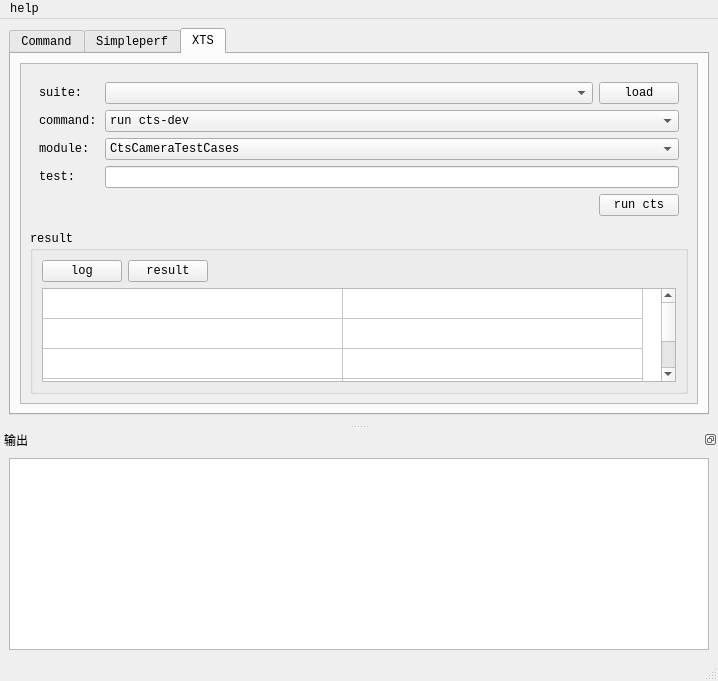
Above: mainwindow.ui from zuoVision/Qt before the change. Below: the same form after it.
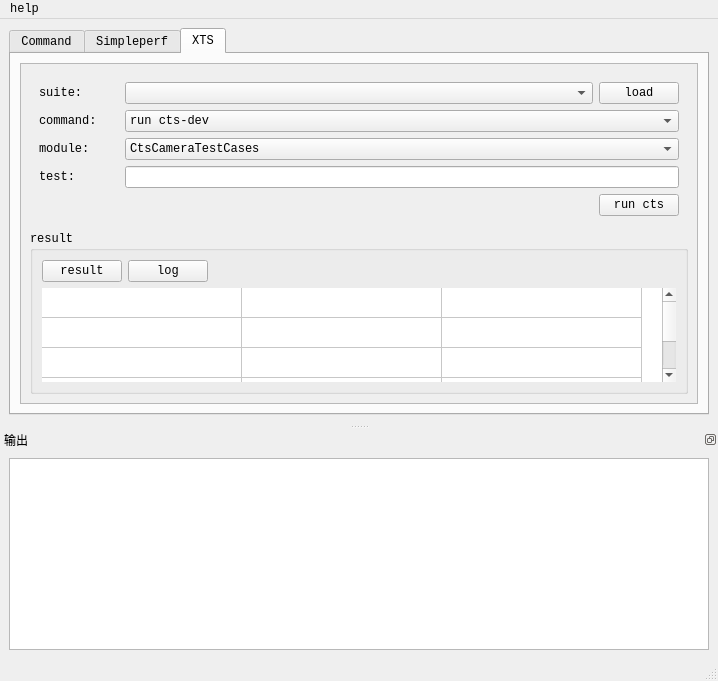
That is the form after the change. The open tabs and pages were chosen to show the change.

```diff
--- a/mainwindow.ui
+++ b/mainwindow.ui
@@ -10,6 +10,12 @@
     <height>681</height>
    </rect>
   </property>
+  <property name="sizePolicy">
+   <sizepolicy hsizetype="Preferred" vsizetype="Preferred">
+    <horstretch>0</horstretch>
+    <verstretch>0</verstretch>
+   </sizepolicy>
+  </property>
   <property name="font">
    <font>
     <family>Consolas</family>
@@ -624,9 +630,9 @@
            <property name="geometry">
             <rect>
              <x>0</x>
-             <y>0</y>
-             <width>674</width>
-             <height>338</height>
+             <y>-34</y>
+             <width>662</width>
+             <height>384</height>
             </rect>
            </property>
            <layout class="QGridLayout" name="gridLayout_2">
@@ -671,7 +677,7 @@
                    </property>
                    <property name="minimumSize">
                     <size>
-                     <width>60</width>
+                     <width>80</width>
                      <height>0</height>
                     </size>
                    </property>
@@ -710,7 +716,7 @@
                    </property>
                    <property name="minimumSize">
                     <size>
-                     <width>60</width>
+                     <width>80</width>
                      <height>0</height>
                     </size>
                    </property>
@@ -736,7 +742,7 @@
                    </property>
                    <property name="minimumSize">
                     <size>
-                     <width>60</width>
+                     <width>80</width>
                      <height>0</height>
                     </size>
                    </property>
@@ -773,7 +779,7 @@
                    </property>
                    <property name="minimumSize">
                     <size>
-                     <width>60</width>
+                     <width>80</width>
                      <height>0</height>
                     </size>
                    </property>
@@ -822,34 +828,34 @@
                <string>result</string>
               </property>
               <layout class="QGridLayout" name="gridLayout_15">
-               <item row="0" column="0">
+               <item row="0" column="3">
+                <spacer name="horizontalSpacer_6">
+                 <property name="orientation">
+                  <enum>Qt::Horizontal</enum>
+                 </property>
+                 <property name="sizeHint" stdset="0">
+                  <size>
+                   <width>40</width>
+                   <height>20</height>
+                  </size>
+                 </property>
+                </spacer>
+               </item>
+               <item row="0" column="1">
                 <widget class="QPushButton" name="pushButton_log">
                  <property name="text">
                   <string>log</string>
                  </property>
                 </widget>
                </item>
-               <item row="0" column="1">
+               <item row="0" column="0">
                 <widget class="QPushButton" name="pushButton_result">
                  <property name="text">
                   <string>result</string>
                  </property>
                 </widget>
                </item>
-               <item row="0" column="2">
-                <spacer name="horizontalSpacer_6">
-                 <property name="orientation">
-                  <enum>Qt::Horizontal</enum>
-                 </property>
-                 <property name="sizeHint" stdset="0">
-                  <size>
-                   <width>40</width>
-                   <height>20</height>
-                  </size>
-                 </property>
-                </spacer>
-               </item>
-               <item row="1" column="0" colspan="3">
+               <item row="1" column="0" colspan="4">
                 <widget class="QTableWidget" name="tableWidget_xts">
                  <property name="sizePolicy">
                   <sizepolicy hsizetype="Minimum" vsizetype="Expanding">
@@ -857,11 +863,23 @@
                    <verstretch>0</verstretch>
                   </sizepolicy>
                  </property>
+                 <property name="frameShape">
+                  <enum>QFrame::NoFrame</enum>
+                 </property>
+                 <property name="frameShadow">
+                  <enum>QFrame::Plain</enum>
+                 </property>
+                 <property name="lineWidth">
+                  <number>0</number>
+                 </property>
+                 <property name="sizeAdjustPolicy">
+                  <enum>QAbstractScrollArea::AdjustToContents</enum>
+                 </property>
                  <property name="rowCount">
                   <number>5</number>
                  </property>
                  <property name="columnCount">
-                  <number>2</number>
+                  <number>3</number>
                  </property>
                  <attribute name="horizontalHeaderVisible">
                   <bool>false</bool>
@@ -870,7 +888,7 @@
                   <bool>false</bool>
                  </attribute>
                  <attribute name="horizontalHeaderDefaultSectionSize">
-                  <number>300</number>
+                  <number>200</number>
                  </attribute>
                  <attribute name="horizontalHeaderShowSortIndicator" stdset="0">
                   <bool>false</bool>
@@ -888,6 +906,7 @@
                  <row/>
                  <column/>
                  <column/>
+                 <column/>
                 </widget>
                </item>
               </layout>
```
Left out of the diff: 14 changed lines with no effect on the pictures.
